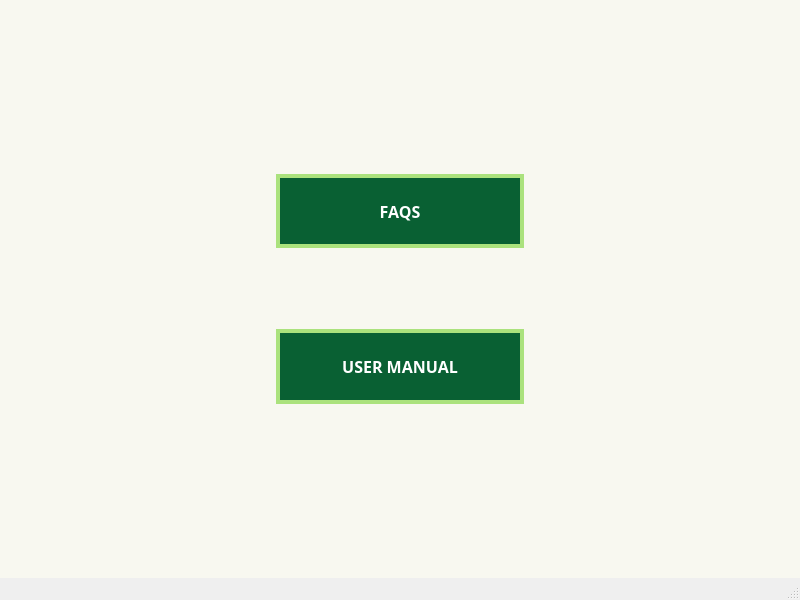
Bideiro/Ranil_project_py, file Screens/MainMenuScreens/Help/Help_1.ui: the form before one commit.
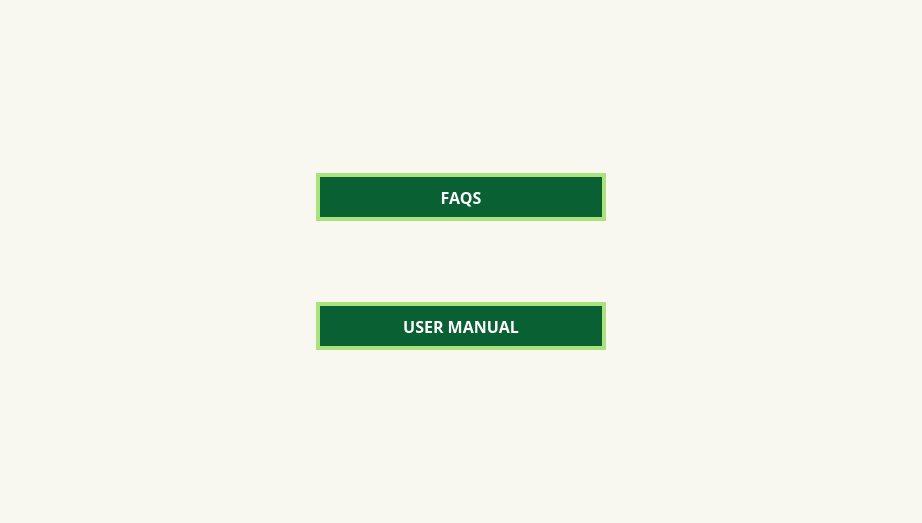
The form after the commit.

```diff
--- a/Screens/MainMenuScreens/Help/Help_1.ui
+++ b/Screens/MainMenuScreens/Help/Help_1.ui
@@ -6,8 +6,8 @@
    <rect>
     <x>0</x>
     <y>0</y>
-    <width>800</width>
-    <height>600</height>
+    <width>922</width>
+    <height>523</height>
    </rect>
   </property>
   <property name="windowTitle">
@@ -44,8 +44,8 @@
       </property>
       <property name="sizeHint" stdset="0">
        <size>
-        <width>257</width>
-        <height>552</height>
+        <width>0</width>
+        <height>0</height>
        </size>
       </property>
      </spacer>
@@ -169,15 +169,14 @@
       </property>
       <property name="sizeHint" stdset="0">
        <size>
-        <width>257</width>
-        <height>552</height>
+        <width>0</width>
+        <height>0</height>
        </size>
       </property>
      </spacer>
     </item>
    </layout>
   </widget>
-  <widget class="QStatusBar" name="statusbar"/>
  </widget>
  <resources/>
  <connections/>
```
Left out of the diff: 3 changed lines with no effect on the pictures.
